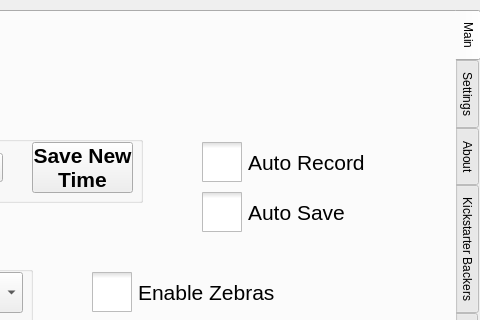
Before: the Qt Designer form src/utilwindow.ui in krontech/chronos-cam-app, drawn with Qt 5; both pictures show x 320 to 800 and y 0 to 320 of the 800 by 480 pixel window.
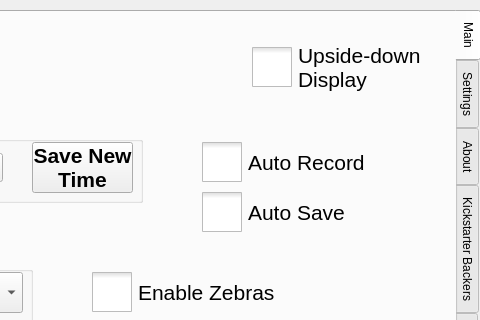
After: the same form once the commit is applied. Custom widgets are drawn as their Qt base class.

Patch:
```diff
--- a/src/utilwindow.ui
+++ b/src/utilwindow.ui
@@ -448,6 +448,34 @@
       <bool>false</bool>
      </property>
     </widget>
+    <widget class="QCheckBox" name="chkUpsideDownDisplay">
+     <property name="geometry">
+      <rect>
+       <x>560</x>
+       <y>30</y>
+       <width>171</width>
+       <height>51</height>
+      </rect>
+     </property>
+     <property name="font">
+      <font>
+       <pointsize>16</pointsize>
+      </font>
+     </property>
+     <property name="styleSheet">
+      <string notr="true">QCheckBox::indicator {
+     width: 40px;
+     height: 40px;
+}</string>
+     </property>
+     <property name="text">
+      <string>Upside-down
+Display</string>
+     </property>
+     <property name="tristate">
+      <bool>false</bool>
+     </property>
+    </widget>
    </widget>
    <widget class="QWidget" name="tabSettings">
     <attribute name="title">
```
